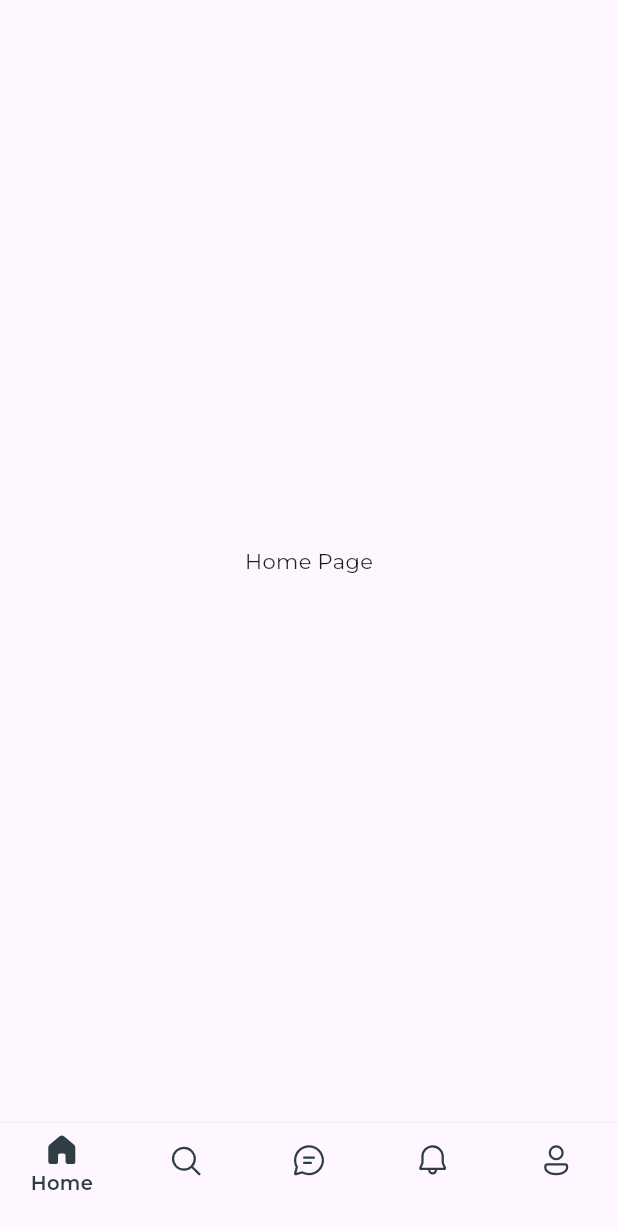
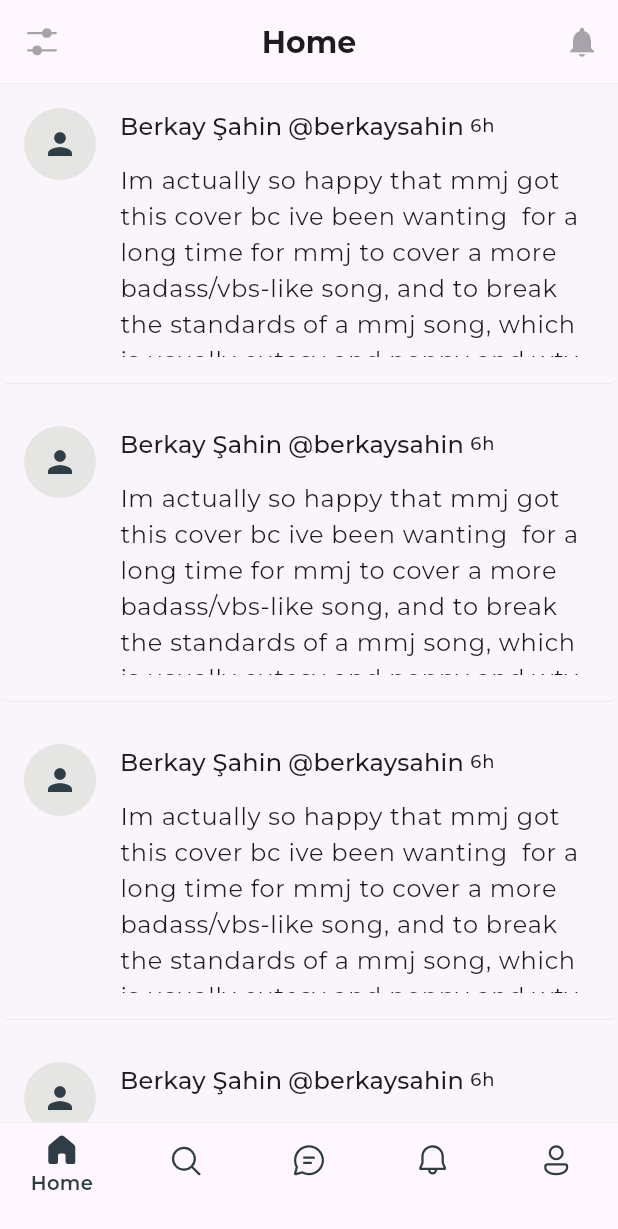
Before and after one commit to berkaysaahin/mozaik-mobile-social-media-frontend, a Flutter app: the screen it shows after launch, on a phone screen of 412 x 824 dp. Shown: the top 1229 px of the screen. Run offline on Flutter 3.47's test engine with Material 3 defaults, Android fonts, the phone set to English and light mode, and no system bars; our stand-ins replace firebase_core, fluentui_system_icons, google_fonts; accounts and stored records are empty; generated files the repository leaves out were written again.

Commit message:
home page and posts draft

```diff
--- /dev/null
+++ b/lib/components/custom_app_bar.dart
@@ -0,0 +1,56 @@
+import 'package:flutter/material.dart';
+import 'package:mozaik/app_colors.dart';
+
+class CustomAppBar extends StatelessWidget implements PreferredSizeWidget {
+  final Widget? leftIcon;
+  final Widget? rightIcon;
+  final String title;
+  final VoidCallback? onLeftIconTap;
+  final VoidCallback? onRightIconTap;
+
+  const CustomAppBar({
+    super.key,
+    this.leftIcon,
+    this.rightIcon,
+    required this.title,
+    this.onLeftIconTap,
+    this.onRightIconTap,
+  });
+
+  @override
+  Widget build(BuildContext context) {
+    return Container(
+      decoration: const BoxDecoration(
+        border: Border(
+          bottom: BorderSide(
+            color: AppColors.platinum,
+            width: 0.5,
+          ),
+        ),
+      ),
+      child: AppBar(
+        title: Text(
+          title,
+          style: const TextStyle(fontSize: 20, fontWeight: FontWeight.bold),
+        ),
+        centerTitle: true,
+        leading: leftIcon != null
+            ? IconButton(
+                icon: leftIcon!,
+                onPressed: onLeftIconTap,
+              )
+            : null,
+        actions: [
+          if (rightIcon != null)
+            IconButton(
+              icon: rightIcon!,
+              onPressed: onRightIconTap,
+            ),
+        ],
+      ),
+    );
+  }
+
+  @override
+  Size get preferredSize => const Size.fromHeight(kToolbarHeight);
+}
--- /dev/null
+++ b/lib/components/text_post.dart
@@ -0,0 +1,85 @@
+import 'package:flutter/material.dart';
+import 'package:mozaik/app_colors.dart';
+
+class TextPost extends StatelessWidget {
+  const TextPost({super.key});
+
+  @override
+  Widget build(BuildContext context) {
+    return Container(
+      width: double.infinity,
+      height: 200,
+      decoration: BoxDecoration(
+        borderRadius: BorderRadius.circular(6),
+        border: const Border(
+          bottom: BorderSide(
+            color: AppColors.platinum,
+            width: 0.5,
+          ),
+        ),
+      ),
+      child: Padding(
+        padding: const EdgeInsets.all(16),
+        child: Row(
+          mainAxisAlignment: MainAxisAlignment.start,
+          children: [
+            Align(
+              alignment: Alignment.topLeft,
+              child: CircleAvatar(
+                radius: 24,
+                backgroundColor: AppColors.platinum,
+                child: const Icon(
+                  Icons.person,
+                  color: AppColors.charcoal,
+                ),
+              ),
+            ),
+            SizedBox(
+              width: 16,
+            ),
+            Expanded(
+              child: Column(
+                crossAxisAlignment: CrossAxisAlignment.start,
+                children: [
+                  Row(
+                    children: [
+                      Text(
+                        'Berkay Şahin',
+                        style: Theme.of(context).textTheme.titleMedium,
+                      ),
+                      SizedBox(
+                        width: 4,
+                      ),
+                      Text(
+                        '@berkaysahin',
+                        style: Theme.of(context).textTheme.titleMedium,
+                      ),
+                      SizedBox(
+                        width: 4,
+                      ),
+                      Text(
+                        '6h',
+                        style: Theme.of(context).textTheme.labelMedium,
+                      ),
+                    ],
+                  ),
+                  const SizedBox(height: 12),
+                  Container(
+                    height: 130,
+                    width: double.maxFinite,
+                    child: Text(
+                      'Im actually so happy that mmj got this cover bc ive been wanting  for a long time for mmj to cover a more badass/vbs-like song, and to break the standards of a mmj song, which is usually cutesy and poppy and wtv',
+                      style: Theme.of(context).textTheme.bodyLarge,
+                      overflow: TextOverflow.ellipsis,
+                      maxLines: 6,
+                    ),
+                  ),
+                ],
+              ),
+            ),
+          ],
+        ),
+      ),
+    );
+  }
+}
--- a/lib/main.dart
+++ b/lib/main.dart
@@ -1,8 +1,10 @@
+import 'package:fluentui_system_icons/fluentui_system_icons.dart';
 import 'package:flutter/material.dart';
 import 'package:google_fonts/google_fonts.dart';
 import 'package:firebase_core/firebase_core.dart';
 import 'package:mozaik/app_colors.dart';
 import 'package:mozaik/components/bottom_nav_bar.dart';
+import 'package:mozaik/components/custom_app_bar.dart';
 import 'package:mozaik/pages/discover.dart';
 import 'package:mozaik/pages/home.dart';
 import 'package:mozaik/pages/messages.dart';
@@ -55,30 +57,85 @@ class MyHomePage extends StatefulWidget {
 }
 
 class _MyHomePageState extends State<MyHomePage> {
+  late final PageController _pageController;
   int selectedIndex = 0;
-  static const List<Widget> pages = <Widget>[
-    HomePage(),
-    DiscoverPage(),
-    MessagesPage(),
-    NotificationsPage(),
-    ProfilePage(),
+
+  @override
+  void initState() {
+    super.initState();
+    _pageController = PageController(initialPage: selectedIndex);
+  }
+
+  @override
+  void dispose() {
+    _pageController.dispose();
+    super.dispose();
+  }
+
+  static const List<Map<String, dynamic>> appBarConfigs = [
+    {
+      'title': 'Home',
+      'leftIcon': FluentIcons.options_24_filled,
+      'rightIcon': Icons.notifications,
+    },
+    {
+      'title': 'Discover',
+      'leftIcon': Icons.search,
+      'rightIcon': Icons.filter_alt,
+    },
+    {
+      'title': 'Messages',
+      'leftIcon': Icons.menu,
+      'rightIcon': Icons.search,
+    },
+    {
+      'title': 'Notifications',
+      'leftIcon': Icons.menu,
+      'rightIcon': Icons.search,
+    },
+    {
+      'title': 'Profile',
+      'leftIcon': Icons.settings,
+      'rightIcon': Icons.edit,
+    },
   ];
+
+  void onItemTapped(int index) {
+    setState(() {
+      selectedIndex = index;
+    });
+  }
+
   @override
   Widget build(BuildContext context) {
-    void onItemTapped(int index) {
-      setState(() {
-        selectedIndex = index;
-      });
-    }
+    final appBarConfig = appBarConfigs[selectedIndex];
 
     return Scaffold(
-      body: IndexedStack(
-        index: selectedIndex,
-        children: pages,
+      appBar: CustomAppBar(
+        title: appBarConfig["title"],
+        leftIcon: Icon(appBarConfig["leftIcon"]),
+        rightIcon: Icon(appBarConfig["rightIcon"]),
+      ),
+      body: PageView(
+        controller: _pageController,
+        onPageChanged: (value) {
+          setState(() {
+            selectedIndex = value;
+          });
+        },
+        children: const [
+          HomePage(),
+          DiscoverPage(),
+          MessagesPage(),
+          NotificationsPage(),
+          ProfilePage(),
+        ],
       ),
       bottomNavigationBar: BottomNavBar(
         currentIndex: selectedIndex,
-        onTap: onItemTapped,
+        onTap: (value) {
+          _pageController.jumpToPage(value);
+        },
       ),
     );
   }
--- a/lib/pages/discover.dart
+++ b/lib/pages/discover.dart
@@ -1,5 +1,5 @@
 import 'package:flutter/material.dart';
-import 'package:mozaik/app_colors.dart';
+import 'package:mozaik/components/custom_app_bar.dart';
 
 class DiscoverPage extends StatelessWidget {
   const DiscoverPage({super.key});
@@ -7,7 +7,8 @@ class DiscoverPage extends StatelessWidget {
   @override
   Widget build(BuildContext context) {
     return Container(
-      child: Center(
+      color: const Color.fromARGB(41, 229, 230, 228),
+      child: const Center(
         child: Text('Discover Page'),
       ),
     );
--- a/lib/pages/home.dart
+++ b/lib/pages/home.dart
@@ -1,15 +1,54 @@
 import 'package:flutter/material.dart';
 import 'package:mozaik/app_colors.dart';
+import 'package:mozaik/components/custom_app_bar.dart';
+import 'package:mozaik/components/text_post.dart';
 
 class HomePage extends StatelessWidget {
   const HomePage({super.key});
 
   @override
   Widget build(BuildContext context) {
-    return Container(
-      child: Center(
-        child: Text('Home Page'),
-      ),
+    return CustomScrollView(
+      slivers: [
+        SliverList(
+          delegate: SliverChildListDelegate(
+            [
+              Container(
+                color: const Color.fromARGB(41, 229, 230, 228),
+                child: Column(
+                  crossAxisAlignment: CrossAxisAlignment.start,
+                  children: [
+                    TextPost(),
+                    SizedBox(height: 12),
+                    TextPost(),
+                    SizedBox(height: 12),
+                    TextPost(),
+                    SizedBox(height: 12),
+                    TextPost(),
+                    SizedBox(height: 12),
+                    TextPost(),
+                    SizedBox(height: 12),
+                    TextPost(),
+                    SizedBox(height: 12),
+                    TextPost(),
+                    SizedBox(height: 12),
+                    TextPost(),
+                    SizedBox(height: 12),
+                    TextPost(),
+                  ],
+                ),
+              ),
+            ],
+          ),
+        ),
+        SliverFillRemaining(
+          hasScrollBody: false,
+          child: Container(
+            color: AppColors.platinum,
+            alignment: Alignment.center,
+          ),
+        ),
+      ],
     );
   }
 }
--- a/lib/pages/messages.dart
+++ b/lib/pages/messages.dart
@@ -1,5 +1,4 @@
 import 'package:flutter/material.dart';
-import 'package:mozaik/app_colors.dart';
 
 class MessagesPage extends StatelessWidget {
   const MessagesPage({super.key});
@@ -7,7 +6,8 @@ class MessagesPage extends StatelessWidget {
   @override
   Widget build(BuildContext context) {
     return Container(
-      child: Center(
+      color: const Color.fromARGB(41, 229, 230, 228),
+      child: const Center(
         child: Text('Messages Page'),
       ),
     );
--- a/lib/pages/notifications.dart
+++ b/lib/pages/notifications.dart
@@ -1,5 +1,4 @@
 import 'package:flutter/material.dart';
-import 'package:mozaik/app_colors.dart';
 
 class NotificationsPage extends StatelessWidget {
   const NotificationsPage({super.key});
@@ -7,7 +6,8 @@ class NotificationsPage extends StatelessWidget {
   @override
   Widget build(BuildContext context) {
     return Container(
-      child: Center(
+      color: const Color.fromARGB(41, 229, 230, 228),
+      child: const Center(
         child: Text('Notifications Page'),
       ),
     );
--- a/lib/pages/profile.dart
+++ b/lib/pages/profile.dart
@@ -1,5 +1,4 @@
 import 'package:flutter/material.dart';
-import 'package:mozaik/app_colors.dart';
 
 class ProfilePage extends StatelessWidget {
   const ProfilePage({super.key});
@@ -7,7 +6,8 @@ class ProfilePage extends StatelessWidget {
   @override
   Widget build(BuildContext context) {
     return Container(
-      child: Center(
+      color: const Color.fromARGB(41, 229, 230, 228),
+      child: const Center(
         child: Text('Profile Page'),
       ),
     );
```
